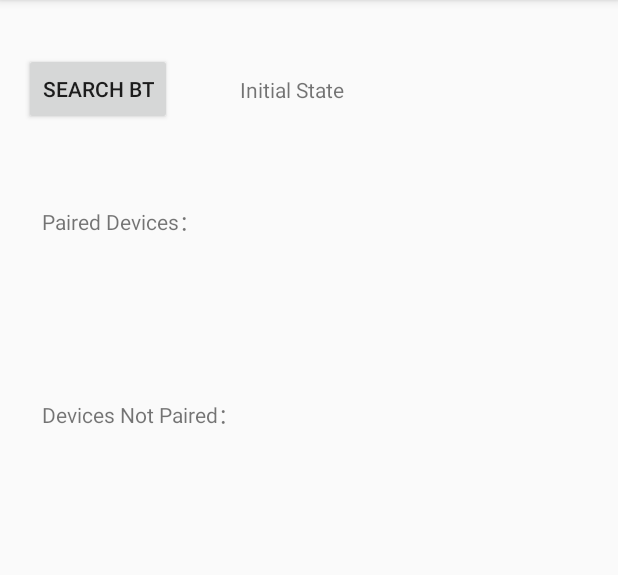
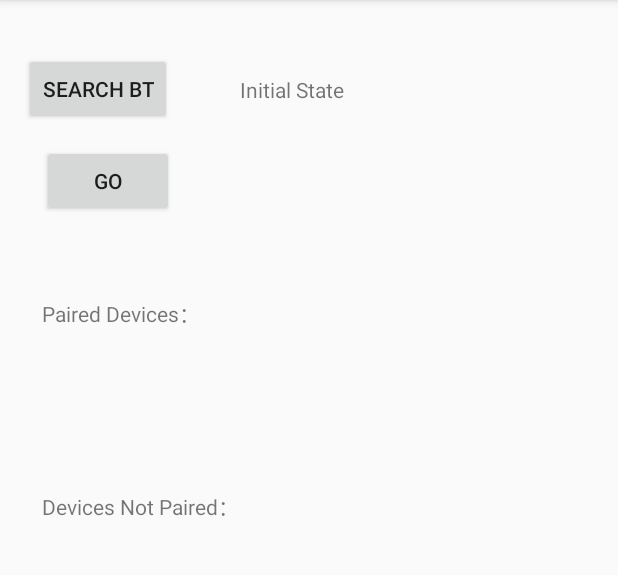
Before and after one commit to azjf/BluetoothDemo, an Android app: the screen it shows after launch (MainActivity), on a phone screen of 412 x 824 dp, the part 84-659 px from its top. Run offline under Robolectric (Android 15) with nearby library versions, the phone set to English and light mode, and no system bars.

Commit message:
Add CommnuicationActivity

```diff
--- a/app/src/main/java/org/example/bluetoothdemo/MainActivity.java
+++ b/app/src/main/java/org/example/bluetoothdemo/MainActivity.java
@@ -17,7 +17,7 @@ public class MainActivity extends AppCompatActivity {
 
     private BluetoothAdapter mBluetoothAdapter;
     private TextView text1, text2, text3;
-    private Button button;
+    private Button button, buttonGo;
 
     @Override
     protected void onCreate(Bundle savedInstanceState) {
@@ -28,6 +28,8 @@ public class MainActivity extends AppCompatActivity {
         text2 = (TextView) findViewById(R.id.textView2);
         text3 = (TextView) findViewById(R.id.textView3);
         button = (Button) findViewById(R.id.button);
+        buttonGo = (Button) findViewById(R.id.button_go);
+
 
         mBluetoothAdapter = BluetoothAdapter.getDefaultAdapter();
 
@@ -46,6 +48,14 @@ public class MainActivity extends AppCompatActivity {
                 text1.setText("Searching...");
                 text2.setText("Paired Devices:");
                 text3.setText("Devices Not Paired:");
+            }
+        });
+
+        buttonGo.setOnClickListener(new View.OnClickListener() {
+            @Override
+            public void onClick(View v) {
+                Intent i = new Intent(MainActivity.this, CommunicationActivity.class);
+                startActivity(i);
             }
         });
     }
--- a/app/src/main/res/layout/activity_main.xml
+++ b/app/src/main/res/layout/activity_main.xml
@@ -31,6 +31,18 @@
         android:layout_marginBottom="14dp"
         android:id="@+id/textView1" />
 
+    <Button
+        android:layout_width="wrap_content"
+        android:layout_height="wrap_content"
+        android:id="@+id/button_go"
+        android:text="Go"
+        android:layout_marginLeft="12dp"
+        android:layout_marginStart="12dp"
+        android:layout_marginTop="13dp"
+        android:layout_below="@+id/button"
+        android:layout_alignParentLeft="true"
+        android:layout_alignParentStart="true" />
+
     <TextView
         android:layout_width="wrap_content"
         android:layout_height="wrap_content"
@@ -39,7 +51,7 @@
         android:layout_marginLeft="12dp"
         android:layout_marginStart="12dp"
         android:layout_marginTop="53dp"
-        android:layout_below="@+id/button"
+        android:layout_below="@+id/button_go"
         android:layout_alignParentLeft="true"
         android:layout_alignParentStart="true" />
 
```
Also changed, not shown: app/build.gradle (+7 -0 lines), app/src/main/AndroidManifest.xml (+4 -3 lines), app/src/main/java/org/example/bluetoothdemo/CommunicationActivity.java (added, +13 -0 lines), app/src/main/res/layout/activity_communication.xml (added, +13 -0 lines).
